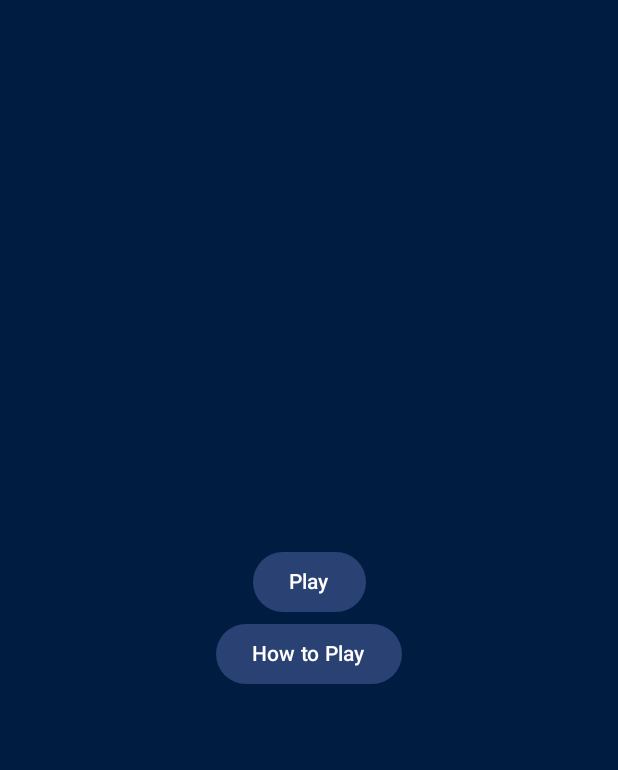
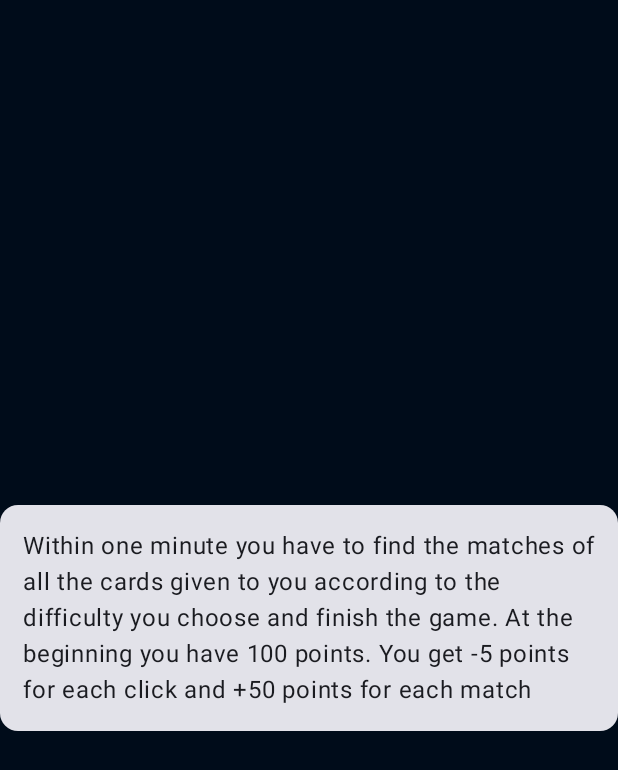
Before and after one commit to HakanAkduman/MemoryGame, an Android app built with Jetpack Compose: the screen it shows after launch (MainActivity), after a tap on "How to Play", on a phone screen of 412 x 824 dp. Shown: the top 770 px of the screen. Run offline under Robolectric (Android 15) with nearby library versions, the phone set to English and light mode, and no system bars.

Commit message:
how to play dialog was added and some bugs were fixed

```diff
--- a/app/src/main/java/com/example/memorygame/View/GameScreen.kt
+++ b/app/src/main/java/com/example/memorygame/View/GameScreen.kt
@@ -2,6 +2,7 @@ package com.example.memorygame.View
 
 import android.os.CountDownTimer
 import android.util.Log
+import androidx.activity.compose.BackHandler
 import androidx.compose.foundation.Image
 import androidx.compose.foundation.background
 import androidx.compose.foundation.layout.Arrangement
@@ -71,6 +72,9 @@ fun GameScreen(level:Int,navController: NavController, viewModel: GameScreenView
 @OptIn(DelicateCoroutinesApi::class)
 @Composable
 fun GameScreenGenerate(navController: NavController, edgeNumber: Int, viewModel: GameScreenViewModel) {
+    BackHandler() {
+        navController.navigate("LevelScreen")
+    }
 
     val scope=rememberCoroutineScope()
     var point by remember{ mutableStateOf(100) }
--- a/app/src/main/java/com/example/memorygame/View/LoginScreen.kt
+++ b/app/src/main/java/com/example/memorygame/View/LoginScreen.kt
@@ -1,30 +1,34 @@
 package com.example.memorygame.View
 
-import androidx.compose.animation.core.animateFloatAsState
-import androidx.compose.animation.slideInHorizontally
-import androidx.compose.animation.slideOutHorizontally
+
 import androidx.compose.foundation.background
 import androidx.compose.foundation.layout.Arrangement
 import androidx.compose.foundation.layout.Box
 import androidx.compose.foundation.layout.Column
 import androidx.compose.foundation.layout.fillMaxSize
+import androidx.compose.foundation.layout.padding
 import androidx.compose.foundation.layout.size
+import androidx.compose.material3.AlertDialog
 import androidx.compose.material3.Button
+import androidx.compose.material3.Card
+import androidx.compose.material3.ExperimentalMaterial3Api
 import androidx.compose.material3.Text
 import androidx.compose.runtime.Composable
-import androidx.compose.runtime.LaunchedEffect
 import androidx.compose.runtime.mutableStateOf
-import androidx.compose.runtime.remember
+import androidx.compose.runtime.*
 import androidx.compose.ui.Alignment
 import androidx.compose.ui.Modifier
 import androidx.compose.ui.graphics.Color
 import androidx.compose.ui.platform.LocalContext
 import androidx.compose.ui.tooling.preview.Preview
 import androidx.compose.ui.unit.dp
+import androidx.compose.ui.window.Dialog
+import androidx.compose.ui.window.DialogProperties
 import androidx.navigation.NavController
 import com.example.memorygame.ui.theme.BackGround
 import com.example.memorygame.ui.theme.MemoryGameTheme
 import com.example.memorygame.ui.theme.how_to_play
+import com.example.memorygame.ui.theme.how_to_play_text
 import com.example.memorygame.ui.theme.play
 import kotlinx.coroutines.delay
 
@@ -33,8 +37,10 @@ fun LoginScreen(navController: NavController) {
     LoginScreenGenerate(navController = navController)
 }
 
+
 @Composable
 fun LoginScreenGenerate(navController: NavController) {
+    var howToPlayedClicked by remember{ mutableStateOf(false) }
     Column(
         modifier = Modifier
             .fillMaxSize()
@@ -42,17 +48,34 @@ fun LoginScreenGenerate(navController: NavController) {
         verticalArrangement = Arrangement.Center,
         horizontalAlignment = Alignment.CenterHorizontally
     ) {
+
         Button(onClick = {
             navController.navigate("LevelScreen")
         }) {
             Text(text = play)
         }
         Button(onClick = {
-
+            howToPlayedClicked=!howToPlayedClicked
         }) {
-            Text(text = "How to Play")
+            Text(text = how_to_play)
+        }
+        if (howToPlayedClicked){
+            HowToPlayAlert {
+                howToPlayedClicked=false
+            }
         }
     }
+}
+
+@OptIn(ExperimentalMaterial3Api::class)
+@Composable
+fun HowToPlayAlert(onClick:()->Unit){
+    Dialog(onDismissRequest = onClick, properties = DialogProperties(), content = {
+        Card() {
+            Text(modifier = Modifier.padding(15.dp),text = how_to_play_text )
+        }
+    })
+
 }
 
 
--- a/app/src/main/java/com/example/memorygame/ui/theme/String.kt
+++ b/app/src/main/java/com/example/memorygame/ui/theme/String.kt
@@ -5,3 +5,4 @@ const val how_to_play="How to Play"
 const val _4="4*4"
 const val _6="6*6"
 const val _8="8*8"
+const val how_to_play_text="Within one minute you have to find the matches of all the cards given to you according to the difficulty you choose and finish the game. At the beginning you have 100 points. You get -5 points for each click and +50 points for each match"
```
